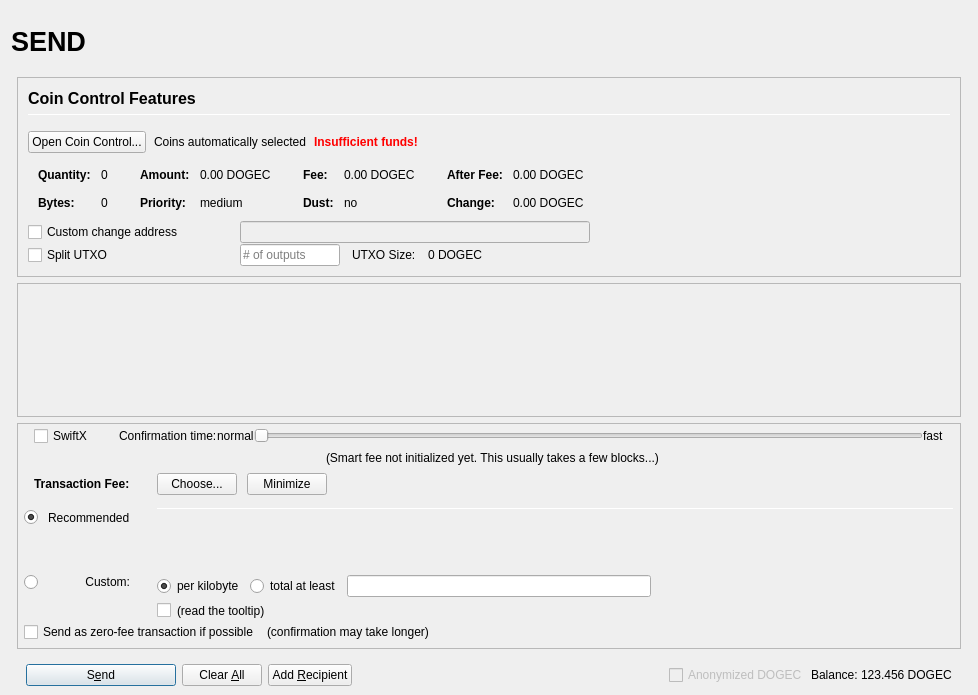
Above: src/qt/forms/sendcoinsdialog.ui from dogecash/dogecash-old before the change. Below: the same form after it.
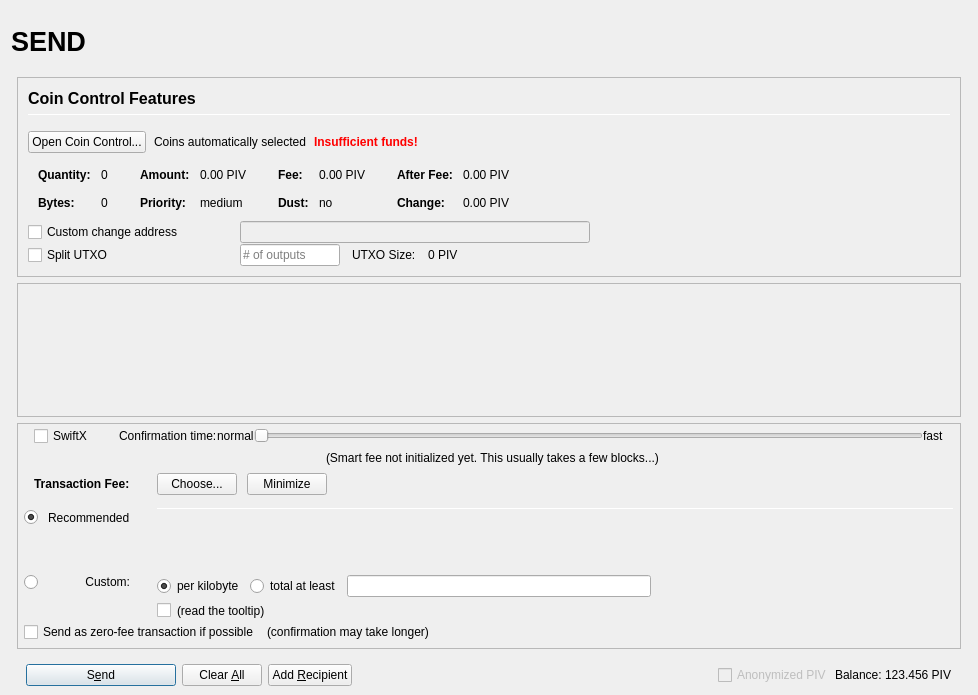
That is the form after the change. Icons and pictures are not drawn. Custom widgets are drawn as their Qt base class.

Diff of the .ui file:
```diff
--- a/src/qt/forms/sendcoinsdialog.ui
+++ b/src/qt/forms/sendcoinsdialog.ui
@@ -493,7 +493,7 @@
                         <enum>Qt::ActionsContextMenu</enum>
                        </property>
                        <property name="text">
-                        <string notr="true">0.00 DOGEC</string>
+                        <string notr="true">0.00 PIV</string>
                        </property>
                        <property name="textInteractionFlags">
                         <set>Qt::LinksAccessibleByMouse|Qt::TextSelectableByKeyboard|Qt::TextSelectableByMouse</set>
@@ -573,7 +573,7 @@
                         <enum>Qt::ActionsContextMenu</enum>
                        </property>
                        <property name="text">
-                        <string notr="true">0.00 DOGEC</string>
+                        <string notr="true">0.00 PIV</string>
                        </property>
                        <property name="textInteractionFlags">
                         <set>Qt::LinksAccessibleByMouse|Qt::TextSelectableByKeyboard|Qt::TextSelectableByMouse</set>
@@ -653,7 +653,7 @@
                         <enum>Qt::ActionsContextMenu</enum>
                        </property>
                        <property name="text">
-                        <string notr="true">0.00 DOGEC</string>
+                        <string notr="true">0.00 PIV</string>
                        </property>
                        <property name="textInteractionFlags">
                         <set>Qt::LinksAccessibleByMouse|Qt::TextSelectableByKeyboard|Qt::TextSelectableByMouse</set>
@@ -682,7 +682,7 @@
                         <enum>Qt::ActionsContextMenu</enum>
                        </property>
                        <property name="text">
-                        <string notr="true">0.00 DOGEC</string>
+                        <string notr="true">0.00 PIV</string>
                        </property>
                        <property name="textInteractionFlags">
                         <set>Qt::LinksAccessibleByMouse|Qt::TextSelectableByKeyboard|Qt::TextSelectableByMouse</set>
@@ -849,7 +849,7 @@
                 <item>
                  <widget class="QLabel" name="labelBlockSize">
                   <property name="text">
-                   <string>0 DOGEC</string>
+                   <string>0 PIV</string>
                   </property>
                  </widget>
                 </item>
@@ -1714,7 +1714,7 @@
                 <bool>false</bool>
                </property>
                <property name="text">
-                <string>Anonymized DOGEC</string>
+                <string>Anonymized PIV</string>
                </property>
               </widget>
              </item>
@@ -1737,7 +1737,7 @@
                 <cursorShape>IBeamCursor</cursorShape>
                </property>
                <property name="text">
-                <string notr="true">123.456 DOGEC</string>
+                <string notr="true">123.456 PIV</string>
                </property>
                <property name="textInteractionFlags">
                 <set>Qt::LinksAccessibleByMouse|Qt::TextSelectableByKeyboard|Qt::TextSelectableByMouse</set>
```
Left out of the diff: 89 changed lines with no effect on the pictures.
